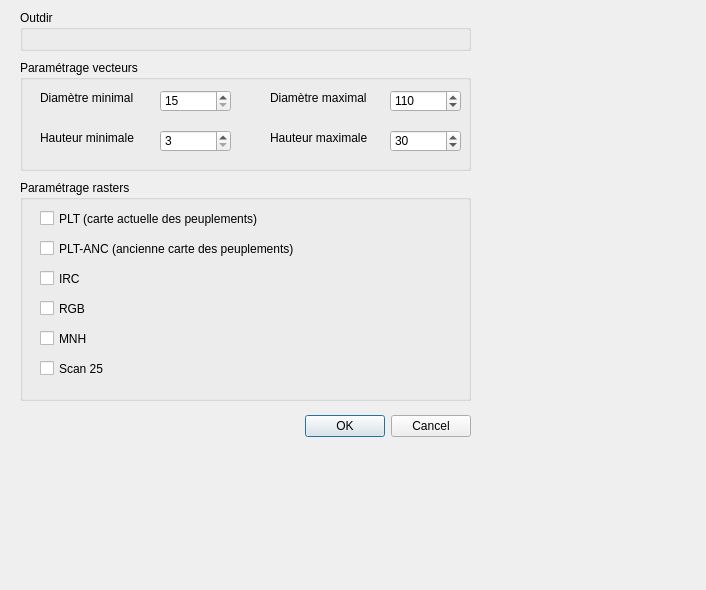
The window that dialogs/tree_marking.ui (paul-carteron/Qracines) describes before a commit, drawn with Qt 5.
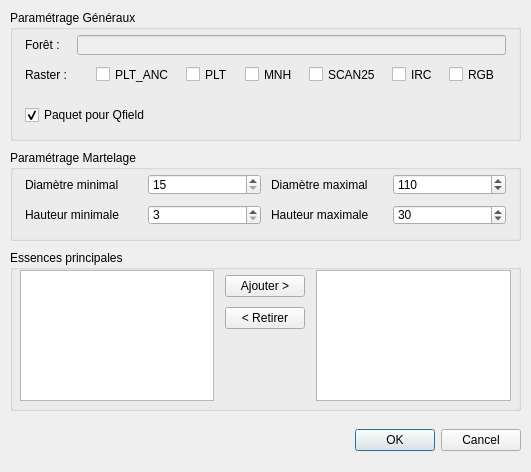
The same window after the commit. Custom widgets are drawn as their Qt base class.

Commit message: refactor tree_marking to integrate forest or not

```diff
--- a/dialogs/tree_marking.ui
+++ b/dialogs/tree_marking.ui
@@ -6,95 +6,156 @@
    <rect>
     <x>0</x>
     <y>0</y>
-    <width>706</width>
-    <height>590</height>
+    <width>531</width>
+    <height>472</height>
    </rect>
   </property>
   <property name="windowTitle">
    <string>Martelage</string>
   </property>
-  <widget class="QDialogButtonBox" name="buttonBox">
+  <widget class="QGroupBox" name="groupBox_2">
    <property name="geometry">
     <rect>
-     <x>20</x>
-     <y>410</y>
-     <width>451</width>
-     <height>32</height>
+     <x>10</x>
+     <y>250</y>
+     <width>511</width>
+     <height>161</height>
     </rect>
    </property>
+   <property name="title">
+    <string>Essences principales</string>
+   </property>
+   <widget class="QWidget" name="gridLayoutWidget_5">
+    <property name="geometry">
+     <rect>
+      <x>10</x>
+      <y>20</y>
+      <width>491</width>
+      <height>131</height>
+     </rect>
+    </property>
+    <layout class="QGridLayout" name="gridLayout_6">
+     <item row="0" column="2">
+      <widget class="QListWidget" name="lw_selected_species"/>
+     </item>
+     <item row="0" column="1">
+      <layout class="QGridLayout" name="gridLayout_5">
+       <property name="leftMargin">
+        <number>5</number>
+       </property>
+       <property name="topMargin">
+        <number>5</number>
+       </property>
+       <property name="rightMargin">
+        <number>5</number>
+       </property>
+       <property name="bottomMargin">
+        <number>5</number>
+       </property>
+       <property name="spacing">
+        <number>10</number>
+       </property>
+       <item row="1" column="0">
+        <widget class="QPushButton" name="pb_remove_species">
+         <property name="text">
+          <string>&lt; Retirer</string>
+         </property>
+        </widget>
+       </item>
+       <item row="2" column="0">
+        <spacer name="verticalSpacer">
    <property name="orientation">
-    <enum>Qt::Horizontal</enum>
-   </property>
-   <property name="standardButtons">
-    <set>QDialogButtonBox::Cancel|QDialogButtonBox::Ok</set>
-   </property>
+          <enum>Qt::Vertical</enum>
+         </property>
+         <property name="sizeHint" stdset="0">
+          <size>
+           <width>20</width>
+           <height>40</height>
+          </size>
+         </property>
+        </spacer>
+       </item>
+       <item row="0" column="0">
+        <widget class="QPushButton" name="pb_add_species">
+         <property name="text">
+          <string>Ajouter &gt;</string>
+         </property>
+        </widget>
+       </item>
+      </layout>
+     </item>
+     <item row="0" column="0">
+      <widget class="QListWidget" name="lw_species"/>
+     </item>
+    </layout>
+   </widget>
   </widget>
   <widget class="QGroupBox" name="groupBox_3">
    <property name="geometry">
     <rect>
-     <x>20</x>
-     <y>60</y>
-     <width>451</width>
-     <height>111</height>
+     <x>10</x>
+     <y>150</y>
+     <width>511</width>
+     <height>91</height>
     </rect>
    </property>
    <property name="title">
-    <string>Paramétrage vecteurs</string>
+    <string>Paramétrage Martelage</string>
    </property>
-   <widget class="QSpinBox" name="spinBox_Dmin">
+   <widget class="QWidget" name="gridLayoutWidget_3">
     <property name="geometry">
      <rect>
-      <x>140</x>
-      <y>30</y>
-      <width>71</width>
-      <height>22</height>
+      <x>10</x>
+      <y>19</y>
+      <width>491</width>
+      <height>61</height>
      </rect>
     </property>
-    <property name="minimum">
-     <number>15</number>
-    </property>
-    <property name="maximum">
-     <number>120</number>
-    </property>
-    <property name="singleStep">
+    <layout class="QGridLayout" name="gridLayout_4" rowstretch="0,0">
+     <property name="leftMargin">
+      <number>5</number>
+     </property>
+     <property name="topMargin">
+      <number>5</number>
+     </property>
+     <property name="rightMargin">
      <number>5</number>
     </property>
-   </widget>
-   <widget class="QLabel" name="label_layers_7">
-    <property name="geometry">
-     <rect>
-      <x>20</x>
-      <y>30</y>
-      <width>111</width>
-      <height>16</height>
-     </rect>
-    </property>
-    <property name="text">
-     <string>Diamètre minimal</string>
-    </property>
-   </widget>
+     <property name="bottomMargin">
+      <number>5</number>
+     </property>
+     <property name="spacing">
+      <number>10</number>
+     </property>
+     <item row="0" column="3">
    <widget class="QLabel" name="label_layers_8">
-    <property name="geometry">
-     <rect>
-      <x>250</x>
-      <y>30</y>
-      <width>111</width>
-      <height>16</height>
-     </rect>
-    </property>
     <property name="text">
      <string>Diamètre maximal</string>
     </property>
    </widget>
-   <widget class="QSpinBox" name="spinBox_Dmax">
-    <property name="geometry">
-     <rect>
-      <x>370</x>
-      <y>30</y>
-      <width>71</width>
-      <height>22</height>
-     </rect>
-    </property>
+     </item>
+     <item row="0" column="2">
+      <widget class="QSpinBox" name="sp_dmin">
+       <property name="minimum">
+        <number>15</number>
+       </property>
+       <property name="maximum">
+        <number>120</number>
+       </property>
+       <property name="singleStep">
+        <number>5</number>
+       </property>
+      </widget>
+     </item>
+     <item row="0" column="1">
+      <widget class="QLabel" name="label_layers_7">
+       <property name="text">
+        <string>Diamètre minimal</string>
+       </property>
+      </widget>
+     </item>
+     <item row="0" column="4">
+      <widget class="QSpinBox" name="sp_dmax">
     <property name="minimum">
      <number>15</number>
     </property>
@@ -108,181 +169,296 @@
      <number>110</number>
     </property>
    </widget>
-   <widget class="QSpinBox" name="spinBox_Hmin">
-    <property name="geometry">
-     <rect>
-      <x>140</x>
-      <y>70</y>
-      <width>71</width>
-      <height>22</height>
-     </rect>
-    </property>
-    <property name="minimum">
-     <number>3</number>
-    </property>
-    <property name="maximum">
-     <number>40</number>
-    </property>
-   </widget>
-   <widget class="QSpinBox" name="spinBox_Hmax">
-    <property name="geometry">
-     <rect>
-      <x>370</x>
-      <y>70</y>
-      <width>71</width>
-      <height>22</height>
-     </rect>
-    </property>
-    <property name="minimum">
-     <number>3</number>
-    </property>
-    <property name="maximum">
-     <number>40</number>
-    </property>
-    <property name="value">
-     <number>30</number>
-    </property>
-   </widget>
+     </item>
+     <item row="1" column="1">
    <widget class="QLabel" name="label_layers_9">
-    <property name="geometry">
-     <rect>
-      <x>20</x>
-      <y>70</y>
-      <width>111</width>
-      <height>16</height>
-     </rect>
-    </property>
     <property name="text">
      <string>Hauteur minimale</string>
     </property>
    </widget>
+     </item>
+     <item row="1" column="2">
+      <widget class="QSpinBox" name="sp_hmin">
+       <property name="minimum">
+        <number>3</number>
+       </property>
+       <property name="maximum">
+        <number>40</number>
+       </property>
+      </widget>
+     </item>
+     <item row="1" column="3">
    <widget class="QLabel" name="label_layers_10">
-    <property name="geometry">
-     <rect>
-      <x>250</x>
-      <y>70</y>
-      <width>111</width>
-      <height>16</height>
-     </rect>
-    </property>
     <property name="text">
      <string>Hauteur maximale</string>
     </property>
    </widget>
-  </widget>
-  <widget class="QGroupBox" name="groupBox_4">
+     </item>
+     <item row="1" column="4">
+      <widget class="QSpinBox" name="sp_hmax">
+       <property name="minimum">
+        <number>3</number>
+       </property>
+       <property name="maximum">
+        <number>40</number>
+       </property>
+       <property name="value">
+        <number>30</number>
+       </property>
+      </widget>
+     </item>
+    </layout>
+   </widget>
+  </widget>
+  <widget class="QGroupBox" name="groupBox">
    <property name="geometry">
     <rect>
-     <x>20</x>
-     <y>180</y>
-     <width>451</width>
-     <height>221</height>
+     <x>10</x>
+     <y>10</y>
+     <width>511</width>
+     <height>131</height>
     </rect>
    </property>
    <property name="title">
-    <string>Paramétrage rasters</string>
+    <string>Paramétrage Généraux</string>
    </property>
-   <widget class="QCheckBox" name="checkBox_PLTANC">
+   <widget class="QWidget" name="gridLayoutWidget">
     <property name="geometry">
      <rect>
-      <x>20</x>
-      <y>60</y>
-      <width>321</width>
-      <height>17</height>
+      <x>10</x>
+      <y>20</y>
+      <width>491</width>
+      <height>59</height>
      </rect>
     </property>
+    <layout class="QGridLayout" name="gridLayout">
+     <property name="leftMargin">
+      <number>5</number>
+     </property>
+     <property name="topMargin">
+      <number>5</number>
+     </property>
+     <property name="rightMargin">
+      <number>5</number>
+     </property>
+     <property name="bottomMargin">
+      <number>5</number>
+     </property>
+     <property name="spacing">
+      <number>10</number>
+     </property>
+     <item row="0" column="0">
+      <widget class="QLabel" name="label_layers_1">
     <property name="text">
-     <string>PLT-ANC (ancienne carte des peuplements)</string>
-    </property>
-   </widget>
-   <widget class="QCheckBox" name="checkBox_SCAN">
-    <property name="geometry">
-     <rect>
-      <x>20</x>
-      <y>180</y>
-      <width>321</width>
-      <height>17</height>
-     </rect>
+        <string>Forêt :</string>
+       </property>
+      </widget>
+     </item>
+     <item row="1" column="1">
+      <layout class="QHBoxLayout" name="horizontalLayout_2">
+       <item>
+        <widget class="QLabel" name="label_layers_2">
+         <property name="sizePolicy">
+          <sizepolicy hsizetype="Maximum" vsizetype="Preferred">
+           <horstretch>0</horstretch>
+           <verstretch>0</verstretch>
+          </sizepolicy>
     </property>
     <property name="text">
-     <string>Scan 25</string>
-    </property>
-   </widget>
-   <widget class="QCheckBox" name="checkBox_PLT">
-    <property name="geometry">
-     <rect>
-      <x>20</x>
-      <y>30</y>
-      <width>321</width>
-      <height>17</height>
-     </rect>
+          <string/>
+         </property>
+        </widget>
+       </item>
+       <item>
+        <widget class="QCheckBox" name="cb_plt_anc">
+         <property name="sizePolicy">
+          <sizepolicy hsizetype="Maximum" vsizetype="Fixed">
+           <horstretch>0</horstretch>
+           <verstretch>0</verstretch>
+          </sizepolicy>
     </property>
     <property name="text">
-     <string>PLT (carte actuelle des peuplements)</string>
-    </property>
-   </widget>
-   <widget class="QCheckBox" name="checkBox_RGB">
-    <property name="geometry">
-     <rect>
-      <x>20</x>
-      <y>120</y>
-      <width>321</width>
-      <height>17</height>
-     </rect>
+          <string>PLT_ANC</string>
+         </property>
+        </widget>
+       </item>
+       <item>
+        <widget class="QCheckBox" name="cb_plt">
+         <property name="sizePolicy">
+          <sizepolicy hsizetype="Maximum" vsizetype="Fixed">
+           <horstretch>0</horstretch>
+           <verstretch>0</verstretch>
+          </sizepolicy>
+         </property>
+         <property name="text">
+          <string>PLT</string>
+         </property>
+        </widget>
+       </item>
+       <item>
+        <widget class="QCheckBox" name="cb_mnh">
+         <property name="sizePolicy">
+          <sizepolicy hsizetype="Maximum" vsizetype="Fixed">
+           <horstretch>0</horstretch>
+           <verstretch>0</verstretch>
+          </sizepolicy>
+         </property>
+         <property name="text">
+          <string>MNH</string>
+         </property>
+        </widget>
+       </item>
+       <item>
+        <widget class="QCheckBox" name="cb_scan25">
+         <property name="sizePolicy">
+          <sizepolicy hsizetype="Maximum" vsizetype="Fixed">
+           <horstretch>0</horstretch>
+           <verstretch>0</verstretch>
+          </sizepolicy>
+         </property>
+         <property name="text">
+          <string>SCAN25</string>
+         </property>
+        </widget>
+       </item>
+       <item>
+        <widget class="QCheckBox" name="cb_irc">
+         <property name="sizePolicy">
+          <sizepolicy hsizetype="Maximum" vsizetype="Fixed">
+           <horstretch>0</horstretch>
+           <verstretch>0</verstretch>
+          </sizepolicy>
+         </property>
+         <property name="text">
+          <string>IRC</string>
+         </property>
+        </widget>
+       </item>
+       <item>
+        <widget class="QCheckBox" name="cb_rgb">
+         <property name="sizePolicy">
+          <sizepolicy hsizetype="Maximum" vsizetype="Fixed">
+           <horstretch>0</horstretch>
+           <verstretch>0</verstretch>
+          </sizepolicy>
     </property>
     <property name="text">
      <string>RGB</string>
     </property>
    </widget>
-   <widget class="QCheckBox" name="checkBox_IRC">
+       </item>
+      </layout>
+     </item>
+     <item row="1" column="0">
+      <widget class="QLabel" name="label_layers_3">
+       <property name="sizePolicy">
+        <sizepolicy hsizetype="Fixed" vsizetype="Preferred">
+         <horstretch>0</horstretch>
+         <verstretch>0</verstretch>
+        </sizepolicy>
+       </property>
+       <property name="text">
+        <string>Raster :</string>
+       </property>
+      </widget>
+     </item>
+     <item row="0" column="1">
+      <widget class="QLineEdit" name="le_forest_name">
+       <property name="enabled">
+        <bool>false</bool>
+       </property>
+      </widget>
+     </item>
+    </layout>
+   </widget>
+   <widget class="QWidget" name="gridLayoutWidget_2">
     <property name="geometry">
      <rect>
-      <x>20</x>
+      <x>10</x>
       <y>90</y>
-      <width>321</width>
-      <height>17</height>
+      <width>491</width>
+      <height>31</height>
      </rect>
     </property>
+    <layout class="QGridLayout" name="gridLayout_2">
+     <property name="leftMargin">
+      <number>5</number>
+     </property>
+     <property name="topMargin">
+      <number>5</number>
+     </property>
+     <property name="rightMargin">
+      <number>5</number>
+     </property>
+     <property name="bottomMargin">
+      <number>5</number>
+     </property>
+     <property name="spacing">
+      <number>10</number>
+     </property>
+     <item row="0" column="0">
+      <widget class="QCheckBox" name="cb_package_for_qfield">
+       <property name="toolTip">
+        <string extracomment="Lorsque la case est cochée, le projet est empaqueté pour QField, compressé en ZIP et déposé dans le répertoire de sortie"/>
+       </property>
+       <property name="statusTip">
+        <string/>
+       </property>
     <property name="text">
-     <string>IRC</string>
-    </property>
-   </widget>
-   <widget class="QCheckBox" name="checkBox_MNH">
-    <property name="geometry">
-     <rect>
-      <x>20</x>
-      <y>150</y>
-      <width>321</width>
-      <height>17</height>
-     </rect>
-    </property>
-    <property name="text">
-     <string>MNH</string>
-    </property>
-   </widget>
-  </widget>
-  <widget class="QGroupBox" name="groupBox">
+        <string>Paquet pour Qfield</string>
+       </property>
+       <property name="checked">
+        <bool>true</bool>
+       </property>
+      </widget>
+     </item>
+     <item row="0" column="1">
+      <widget class="QgsFileWidget" name="fw_outdir">
+       <property name="toolTip">
+        <string/>
+       </property>
+       <property name="options">
+        <set>QFileDialog::ShowDirsOnly</set>
+       </property>
+      </widget>
+     </item>
+    </layout>
+   </widget>
+  </widget>
+  <widget class="QWidget" name="horizontalLayoutWidget">
    <property name="geometry">
     <rect>
-     <x>20</x>
-     <y>10</y>
-     <width>451</width>
+     <x>10</x>
+     <y>420</y>
+     <width>511</width>
      <height>41</height>
     </rect>
    </property>
-   <property name="title">
-    <string>Outdir</string>
-   </property>
-   <widget class="QgsFileWidget" name="mQgsFileWidget">
-    <property name="geometry">
-     <rect>
-      <x>10</x>
-      <y>10</y>
-      <width>431</width>
-      <height>27</height>
-     </rect>
-    </property>
-   </widget>
+   <layout class="QHBoxLayout" name="horizontalLayout">
+    <item>
+     <spacer name="horizontalSpacer">
+      <property name="orientation">
+       <enum>Qt::Horizontal</enum>
+      </property>
+      <property name="sizeHint" stdset="0">
+       <size>
+        <width>40</width>
+        <height>20</height>
+       </size>
+      </property>
+     </spacer>
+    </item>
+    <item>
+     <widget class="QDialogButtonBox" name="buttonBox">
+      <property name="orientation">
+       <enum>Qt::Horizontal</enum>
+      </property>
+      <property name="standardButtons">
+       <set>QDialogButtonBox::Cancel|QDialogButtonBox::Ok</set>
+      </property>
+     </widget>
+    </item>
+   </layout>
   </widget>
  </widget>
  <customwidgets>
```
Lines whose indentation alone changed are shown as unchanged. The commit also changes 9 other files.
